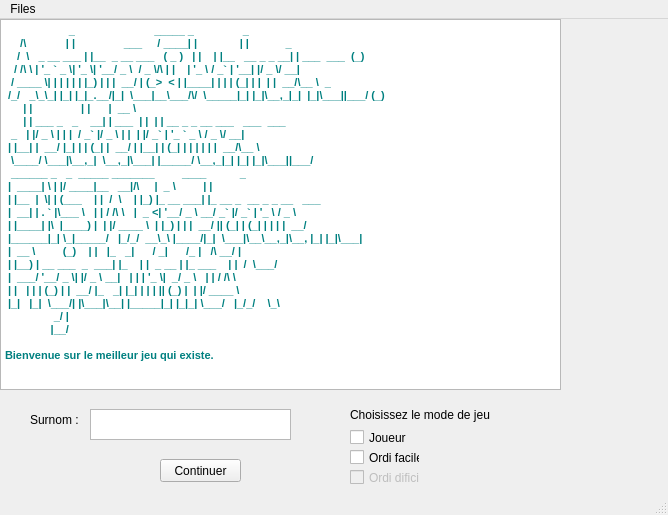
ambrefischer/Jeu-de-Dame, file begin_interface.ui: the form before one commit.
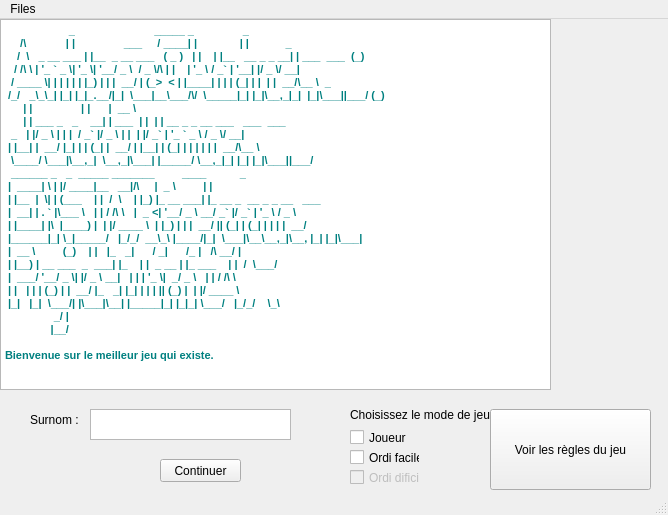
The form after the commit. Icons and pictures are not drawn.

Commit message: rules of the game

What changed in the file:
```diff
--- a/begin_interface.ui
+++ b/begin_interface.ui
@@ -23,6 +23,9 @@
    <iconset>
     <normaloff>icons/main icon.jpg</normaloff>icons/main icon.jpg</iconset>
   </property>
+  <property name="autoFillBackground">
+   <bool>false</bool>
+  </property>
   <widget class="QWidget" name="centralwidget">
    <widget class="QPushButton" name="bout_continuer">
     <property name="geometry">
@@ -146,12 +149,49 @@
      <string>Ordi dificile</string>
     </property>
    </widget>
+   <widget class="QTextBrowser" name="textBrowser_2">
+    <property name="geometry">
+     <rect>
+      <x>0</x>
+      <y>1</y>
+      <width>551</width>
+      <height>331</height>
+     </rect>
+    </property>
+    <property name="autoFillBackground">
+     <bool>false</bool>
+    </property>
+    <property name="html">
+     <string>&lt;!DOCTYPE HTML PUBLIC &quot;-//W3C//DTD HTML 4.0//EN&quot; &quot;http://www.w3.org/TR/REC-html40/strict.dtd&quot;&gt;
+&lt;html&gt;&lt;head&gt;&lt;meta name=&quot;qrichtext&quot; content=&quot;1&quot; /&gt;&lt;style type=&quot;text/css&quot;&gt;
+p, li { white-space: pre-wrap; }
+&lt;/style&gt;&lt;/head&gt;&lt;body style=&quot; font-family:'MS Shell Dlg 2'; font-size:8.25pt; font-weight:400; font-style:normal;&quot;&gt;
+&lt;p style=&quot; margin-top:0px; margin-bottom:0px; margin-left:0px; margin-right:0px; -qt-block-indent:0; text-indent:0px;&quot;&gt;&lt;span style=&quot; font-family:'MS Shell Dlg 2'; font-size:11pt;&quot;&gt;Vous êtes les pièces blanches.&lt;/span&gt;&lt;/p&gt;
+&lt;p style=&quot;-qt-paragraph-type:empty; margin-top:0px; margin-bottom:0px; margin-left:0px; margin-right:0px; -qt-block-indent:0; text-indent:0px; font-family:'MS Shell Dlg 2'; font-size:11pt;&quot;&gt;&lt;br /&gt;&lt;/p&gt;
+&lt;p style=&quot; margin-top:0px; margin-bottom:0px; margin-left:0px; margin-right:0px; -qt-block-indent:0; text-indent:0px;&quot;&gt;&lt;span style=&quot; font-family:'MS Shell Dlg 2'; font-size:11pt;&quot;&gt;Pour jouer, sélectionner une de vos pièces.&lt;/span&gt;&lt;/p&gt;
+&lt;p style=&quot; margin-top:0px; margin-bottom:0px; margin-left:0px; margin-right:0px; -qt-block-indent:0; text-indent:0px;&quot;&gt;&lt;span style=&quot; font-family:'MS Shell Dlg 2'; font-size:11pt;&quot;&gt;Puis sélectionner une case en diagonale (le jeu de dames se joue uniquement sur les cases noires).&lt;/span&gt;&lt;/p&gt;
+&lt;p style=&quot; margin-top:0px; margin-bottom:0px; margin-left:0px; margin-right:0px; -qt-block-indent:0; text-indent:0px;&quot;&gt;&lt;span style=&quot; font-family:'MS Shell Dlg 2'; font-size:11pt;&quot;&gt;Enfin, cliquer sur &amp;quot;Valider&amp;quot; si vous êtes sûr de votre coup.&lt;/span&gt;&lt;/p&gt;&lt;/body&gt;&lt;/html&gt;</string>
+    </property>
+   </widget>
+   <widget class="QPushButton" name="pushButton">
+    <property name="geometry">
+     <rect>
+      <x>490</x>
+      <y>390</y>
+      <width>161</width>
+      <height>81</height>
+     </rect>
+    </property>
+    <property name="text">
+     <string>Voir les règles du jeu</string>
+    </property>
+   </widget>
    <widget class="QTextBrowser" name="textBrowser">
     <property name="geometry">
      <rect>
       <x>0</x>
       <y>0</y>
-      <width>561</width>
+      <width>551</width>
       <height>371</height>
      </rect>
     </property>
@@ -160,7 +200,7 @@
 &lt;html&gt;&lt;head&gt;&lt;meta name=&quot;qrichtext&quot; content=&quot;1&quot; /&gt;&lt;style type=&quot;text/css&quot;&gt;
 p, li { white-space: pre-wrap; }
 &lt;/style&gt;&lt;/head&gt;&lt;body style=&quot; font-family:'MS Shell Dlg 2'; font-size:8.25pt; font-weight:400; font-style:normal;&quot;&gt;
-&lt;p style=&quot; margin-top:12px; margin-bottom:12px; margin-left:0px; margin-right:0px; -qt-block-indent:0; text-indent:0px; background-color:#ffffff;&quot;&gt;&lt;span style=&quot; font-family:'Consolas'; font-size:8pt; font-weight:600; color:#008080;&quot;&gt;                     _                          _____ _                _               &lt;br /&gt;     /\             | |                ___     / ____| |              | |            _ &lt;br /&gt;    /  \   _ __ ___ | |__  _ __ ___   ( _ )   | |    | |__   __ _ _ __| | ___  ___  (_)&lt;br /&gt;   / /\ \ | '_ ` _ \| '_ \| '__/ _ \  / _ \/\ | |    | '_ \ / _` | '__| |/ _ \/ __|    &lt;br /&gt;  / ____ \| | | | | | |_) | | |  __/ | (_&amp;gt;  &amp;lt; | |____| | | | (_| | |  | |  __/\__ \  _ &lt;br /&gt; /_/   _\_\_| |_| |_|_.__/|_|  \___|__\___/\/  \_____|_| |_|\__,_|_|  |_|\___||___/ (_)&lt;br /&gt;      | |                | |      |  __ \                                              &lt;br /&gt;      | | ___ _   _    __| | ___  | |  | | __ _ _ __ ___   ___  ___                    &lt;br /&gt;  _   | |/ _ \ | | |  / _` |/ _ \ | |  | |/ _` | '_ ` _ \ / _ \/ __|                   &lt;br /&gt; | |__| |  __/ |_| | | (_| |  __/ | |__| | (_| | | | | | |  __/\__ \                   &lt;br /&gt;  \____/ \___|\__,_|  \__,_|\___| |_____/ \__,_|_| |_| |_|\___||___/                   &lt;br /&gt;  ______ _   _  _____ _______         ____           _                                 &lt;br /&gt; |  ____| \ | |/ ____|__   __|/\     |  _ \         | |                                &lt;br /&gt; | |__  |  \| | (___    | |  /  \    | |_) |_ __ ___| |_ __ _  __ _ _ __   ___         &lt;br /&gt; |  __| | . ` |\___ \   | | / /\ \   |  _ &amp;lt;| '__/ _ \ __/ _` |/ _` | '_ \ / _ \        &lt;br /&gt; | |____| |\  |____) |  | |/ ____ \  | |_) | | |  __/ || (_| | (_| | | | |  __/        &lt;br /&gt; |______|_| \_|_____/   |_/_/  __\_\ |____/|_|  \___|\__\__,_|\__, |_| |_|\___|        &lt;br /&gt; |  __ \         (_)    | |   |_   _|      / _|      /_ |   /\ __/ |                   &lt;br /&gt; | |__) | __ ___  _  ___| |_    | |  _ __ | |_ ___    | |  /  \___/                    &lt;br /&gt; |  ___/ '__/ _ \| |/ _ \ __|   | | | '_ \|  _/ _ \   | | / /\ \                       &lt;br /&gt; | |   | | | (_) | |  __/ |_   _| |_| | | | || (_) |  | |/ ____ \                      &lt;br /&gt; |_|   |_|  \___/| |\___|\__| |_____|_| |_|_| \___/   |_/_/    \_\                     &lt;br /&gt;                _/ |                                                                   &lt;br /&gt;               |__/                                                                                                   &lt;br /&gt;    &lt;br /&gt;Bienvenue sur le meilleur jeu qui existe.    &lt;/span&gt;&lt;/p&gt;&lt;/body&gt;&lt;/html&gt;</string>
+&lt;p style=&quot; margin-top:0px; margin-bottom:0px; margin-left:0px; margin-right:0px; -qt-block-indent:0; text-indent:0px;&quot;&gt;&lt;span style=&quot; font-family:'Consolas'; font-size:8pt; font-weight:600; color:#008080;&quot;&gt;                     _                          _____ _                _               &lt;br /&gt;     /\             | |                ___     / ____| |              | |            _ &lt;br /&gt;    /  \   _ __ ___ | |__  _ __ ___   ( _ )   | |    | |__   __ _ _ __| | ___  ___  (_)&lt;br /&gt;   / /\ \ | '_ ` _ \| '_ \| '__/ _ \  / _ \/\ | |    | '_ \ / _` | '__| |/ _ \/ __|    &lt;br /&gt;  / ____ \| | | | | | |_) | | |  __/ | (_&amp;gt;  &amp;lt; | |____| | | | (_| | |  | |  __/\__ \  _ &lt;br /&gt; /_/   _\_\_| |_| |_|_.__/|_|  \___|__\___/\/  \_____|_| |_|\__,_|_|  |_|\___||___/ (_)&lt;br /&gt;      | |                | |      |  __ \                                              &lt;br /&gt;      | | ___ _   _    __| | ___  | |  | | __ _ _ __ ___   ___  ___                    &lt;br /&gt;  _   | |/ _ \ | | |  / _` |/ _ \ | |  | |/ _` | '_ ` _ \ / _ \/ __|                   &lt;br /&gt; | |__| |  __/ |_| | | (_| |  __/ | |__| | (_| | | | | | |  __/\__ \                   &lt;br /&gt;  \____/ \___|\__,_|  \__,_|\___| |_____/ \__,_|_| |_| |_|\___||___/                   &lt;br /&gt;  ______ _   _  _____ _______         ____           _                                 &lt;br /&gt; |  ____| \ | |/ ____|__   __|/\     |  _ \         | |                                &lt;br /&gt; | |__  |  \| | (___    | |  /  \    | |_) |_ __ ___| |_ __ _  __ _ _ __   ___         &lt;br /&gt; |  __| | . ` |\___ \   | | / /\ \   |  _ &amp;lt;| '__/ _ \ __/ _` |/ _` | '_ \ / _ \        &lt;br /&gt; | |____| |\  |____) |  | |/ ____ \  | |_) | | |  __/ || (_| | (_| | | | |  __/        &lt;br /&gt; |______|_| \_|_____/   |_/_/  __\_\ |____/|_|  \___|\__\__,_|\__, |_| |_|\___|        &lt;br /&gt; |  __ \         (_)    | |   |_   _|      / _|      /_ |   /\ __/ |                   &lt;br /&gt; | |__) | __ ___  _  ___| |_    | |  _ __ | |_ ___    | |  /  \___/                    &lt;br /&gt; |  ___/ '__/ _ \| |/ _ \ __|   | | | '_ \|  _/ _ \   | | / /\ \                       &lt;br /&gt; | |   | | | (_) | |  __/ |_   _| |_| | | | || (_) |  | |/ ____ \                      &lt;br /&gt; |_|   |_|  \___/| |\___|\__| |_____|_| |_|_| \___/   |_/_/    \_\                     &lt;br /&gt;                _/ |                                                                   &lt;br /&gt;               |__/                                                                                                   &lt;br /&gt;    &lt;br /&gt;Bienvenue sur le meilleur jeu qui existe.    &lt;/span&gt;&lt;/p&gt;&lt;/body&gt;&lt;/html&gt;</string>
     </property>
    </widget>
   </widget>
```
Left out of the diff: 16 changed lines with no effect on the pictures. The commit also changes 2 other files.
